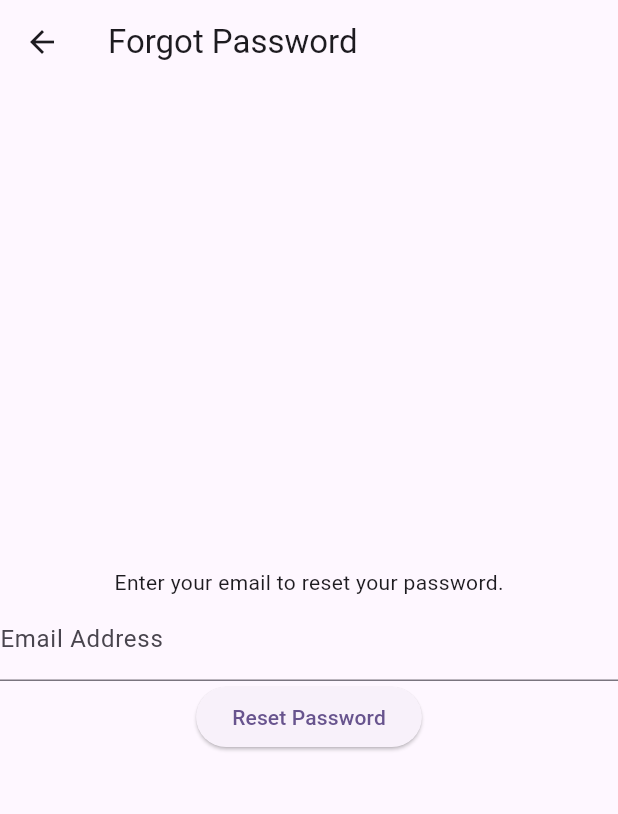
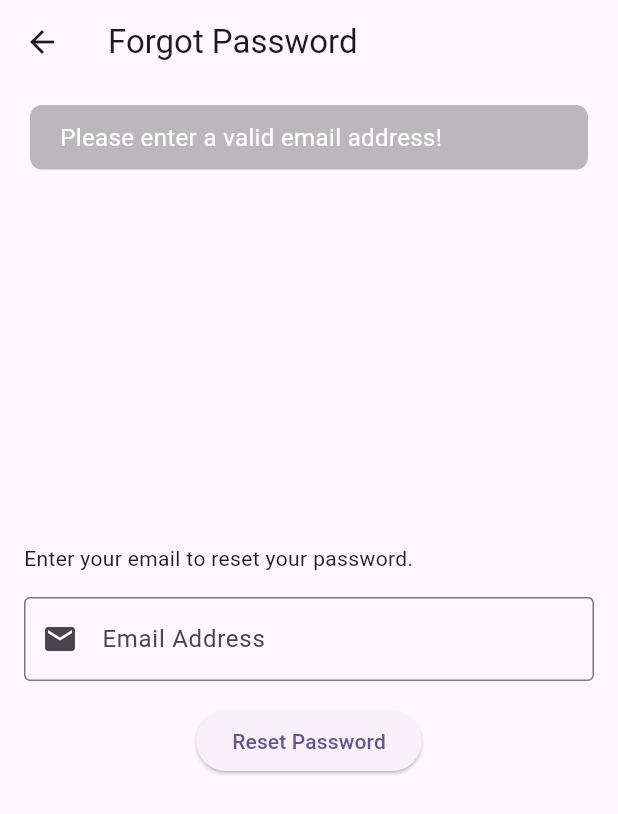
Before and after one commit to sanabelalrub2/MediTrack, a Flutter app: the Forgot_Password screen opened directly, after a tap on "Reset Password", on a phone screen of 412 x 824 dp. Shown: the top 814 px of the screen. Run offline on Flutter 3.47's test engine with Material 3 defaults, Android fonts, the phone set to English and light mode, and no system bars.

Commit message:
init commmit

```diff
--- a/lib/screens/auth/Forget_Password.dart
+++ b/lib/screens/auth/Forget_Password.dart
@@ -1,26 +1,89 @@
-import 'package:flutter/cupertino.dart';
 import 'package:flutter/material.dart';
 
-class Forgot_Password extends StatelessWidget {
+class Forgot_Password extends StatefulWidget {
+  @override
+  _ForgotPasswordState createState() => _ForgotPasswordState();
+}
 
+class _ForgotPasswordState extends State<Forgot_Password> {
+  final TextEditingController emailController = TextEditingController();
+
+  void _resetPassword() {
+    String email = emailController.text.trim();
+
+    if (email.isEmpty || !email.contains("@")) {
+
+      _showTopSnackBar(context, "Please enter a valid email address!", Colors.black26);
+    } else {
+
+      Navigator.push(
+        context,
+        MaterialPageRoute(builder: (context) => ResetPassword()),
+      );
+    }
+  }
+
+
+  void _showTopSnackBar(BuildContext context, String message, Color backgroundColor) {
+    final overlay = Overlay.of(context);
+    final overlayEntry = OverlayEntry(
+      builder: (context) => Positioned(
+        top: 70,
+        left: 20,
+        right: 20,
+        child: Material(
+          color: Colors.transparent,
+          child: Container(
+            padding: const EdgeInsets.symmetric(horizontal: 20, vertical: 10),
+            decoration: BoxDecoration(
+              color: backgroundColor,
+              borderRadius: BorderRadius.circular(8),
+            ),
+            child: Text(
+              message,
+              style: TextStyle(color: Colors.white, fontSize: 16),
+            ),
+          ),
+        ),
+      ),
+    );
+
+
+    overlay.insert(overlayEntry);
+
+
+    Future.delayed(Duration(seconds: 4), () {
+      overlayEntry.remove();
+    });
+  }
 
   @override
   Widget build(BuildContext context) {
     return Scaffold(
       appBar: AppBar(title: Text("Forgot Password")),
-      body: Center(
+      body: Padding(
+        padding: const EdgeInsets.all(16.0),
         child: Column(
           mainAxisAlignment: MainAxisAlignment.center,
+          crossAxisAlignment: CrossAxisAlignment.start,
           children: [
             Text("Enter your email to reset your password."),
+            SizedBox(height: 16),
             TextField(
-              decoration: InputDecoration(labelText: "Email Address"),
+              controller: emailController,
+              decoration: InputDecoration(
+                labelText: "Email Address",
+                border: OutlineInputBorder(),
+                prefixIcon: Icon(Icons.email),
+              ),
+              keyboardType: TextInputType.emailAddress,
             ),
-            ElevatedButton(
-              onPressed: () {
-                //
-              },
-              child: Text("Reset Password"),
+            SizedBox(height: 16),
+            Center(
+              child: ElevatedButton(
+                onPressed: _resetPassword,
+                child: Text("Reset Password"),
+              ),
             ),
           ],
         ),
@@ -28,3 +91,15 @@ class Forgot_Password extends StatelessWidget {
     );
   }
 }
+
+class ResetPassword extends StatelessWidget {
+  const ResetPassword({Key? key}) : super(key: key);
+
+  @override
+  Widget build(BuildContext context) {
+    return Scaffold(
+      appBar: AppBar(title: Text("Reset Password")),
+      body: Center(child: Text("Please enter a new password.")),
+    );
+  }
+}
```
Also changed, not shown: lib/screens/auth/reset_password.dart (+62 -0 lines), lib/screens/auth/sign/Sign_In.dart (+9 -15 lines), lib/widget/custom_text_form_field.dart (added, +46 -0 lines), lib/widget/sigin_widget.dart (added, +43 -0 lines).
